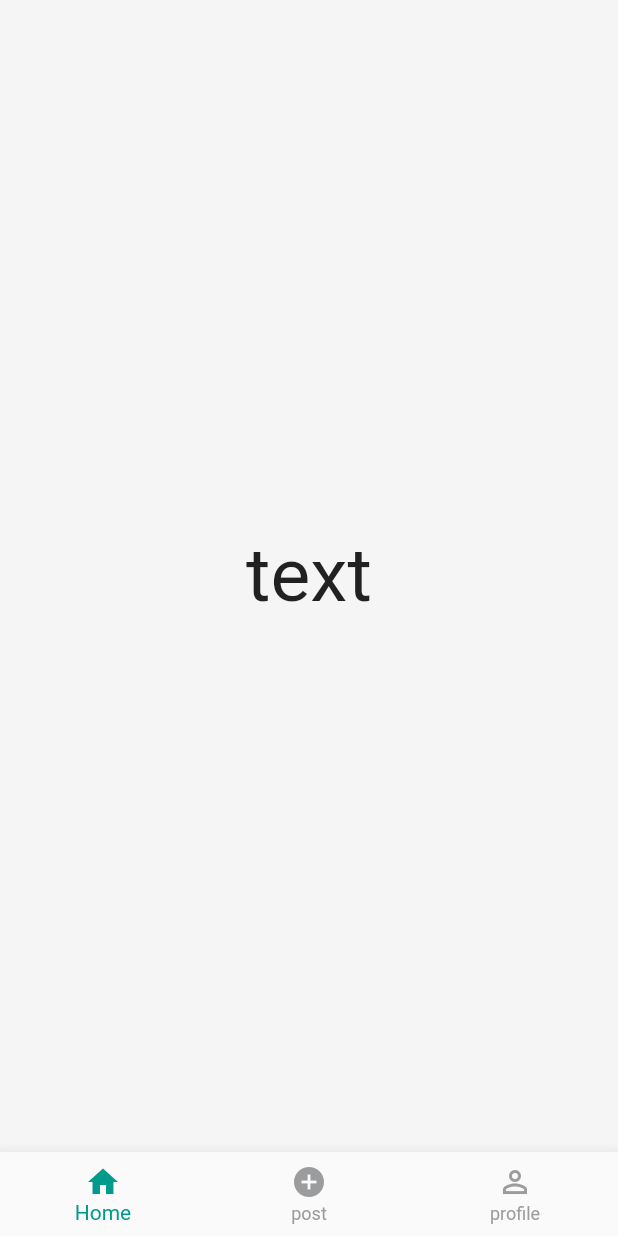
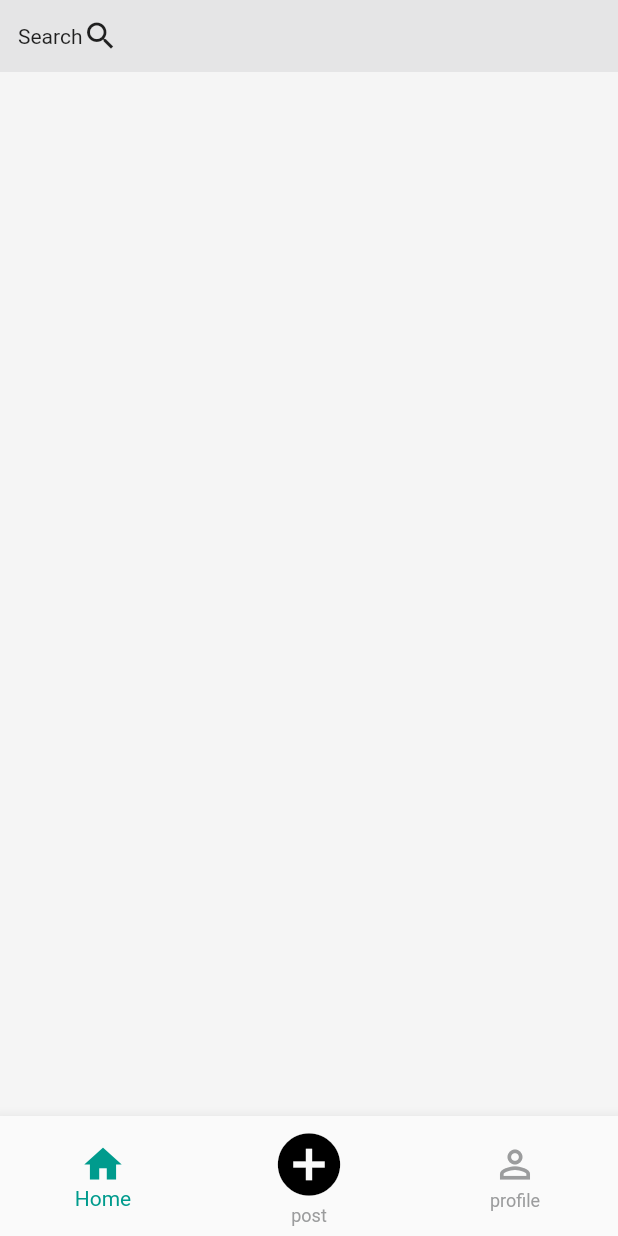
Before and after one commit to SmokerSacred/flutter_hackathon, a Flutter app: the HomePage screen opened by its route, on a phone screen of 412 x 824 dp. Run offline on Flutter 3.47's test engine with Material 2 defaults, Android fonts, the light colour scheme and no system bars.

Commit message:
Updated commit

```diff
--- a/lib/pages/Home_page.dart
+++ b/lib/pages/Home_page.dart
@@ -1,4 +1,7 @@
 import 'package:flutter/material.dart';
+import 'package:futter_hackathon/pages/real_homepage.dart';
+import 'package:futter_hackathon/pages/user_page.dart';
+import 'report_page.dart';
 
 class HomePage extends StatefulWidget {
   const HomePage({Key? key}) : super(key: key);
@@ -8,28 +11,43 @@ class HomePage extends StatefulWidget {
 }
 
 class _HomePageState extends State<HomePage> {
-  String dynamicText = 'Welcome to the Home Page';
+  int _selectedIndex = 0;
+
+  void _navigateBottomBar(int index) {
+    setState(() {
+      _selectedIndex = index;
+    });
+  }
+
+  final List<Widget> _pages = [
+    const MyHomePageReal(),
+    const MyReport(),
+    const UsersPage()
+  ];
 
   @override
   Widget build(BuildContext context) {
     return Scaffold(
       backgroundColor: const Color(0xFFf5f5f5),
-      body: const Center(
-        child: Text(
-          'text',
-          style: TextStyle(fontSize: 50),
-        ),
-      ),
+      body: _pages[_selectedIndex],
       bottomNavigationBar: BottomNavigationBar(
+        currentIndex: _selectedIndex,
+        onTap: _navigateBottomBar,
         selectedItemColor: const Color(0xFF009b8d),
         unselectedItemColor: const Color(0xFF9b9c9d),
+        iconSize: 30,
         items: const [
           BottomNavigationBarItem(
             icon: Icon(Icons.home),
             label: 'Home',
           ),
           BottomNavigationBarItem(
-              icon: Icon(Icons.add_circle_outlined), label: 'post'),
+              icon: Icon(
+                Icons.add_circle_outlined,
+                size: 50,
+                color: Color(0xFF000000),
+              ),
+              label: 'post'),
           BottomNavigationBarItem(
               icon: Icon(Icons.perm_identity), label: 'profile'),
         ],
--- /dev/null
+++ b/lib/pages/real_homepage.dart
@@ -0,0 +1,29 @@
+import 'package:flutter/material.dart';
+
+class MyHomePageReal extends StatefulWidget {
+  const MyHomePageReal({super.key});
+
+  @override
+  State<MyHomePageReal> createState() => _MyHomePageRealState();
+}
+
+class _MyHomePageRealState extends State<MyHomePageReal> {
+  @override
+  Widget build(BuildContext context) {
+    // ignore: prefer_const_constructors
+    return Column(
+      children: [
+        //Search bar
+        Container(
+            padding: EdgeInsets.all(12),
+            decoration: BoxDecoration(color: Color(0xFFe5e5e6)),
+            child: Row(
+              children: [
+                Text('Search'),
+                Icon(Icons.search),
+              ],
+            ))
+      ],
+    );
+  }
+}
```
Also changed, not shown: lib/Components/my_dropdown.dart (added, +19 -0 lines), lib/pages/report_page.dart (added, +83 -0 lines), lib/pages/user_page.dart (added, +20 -0 lines).
